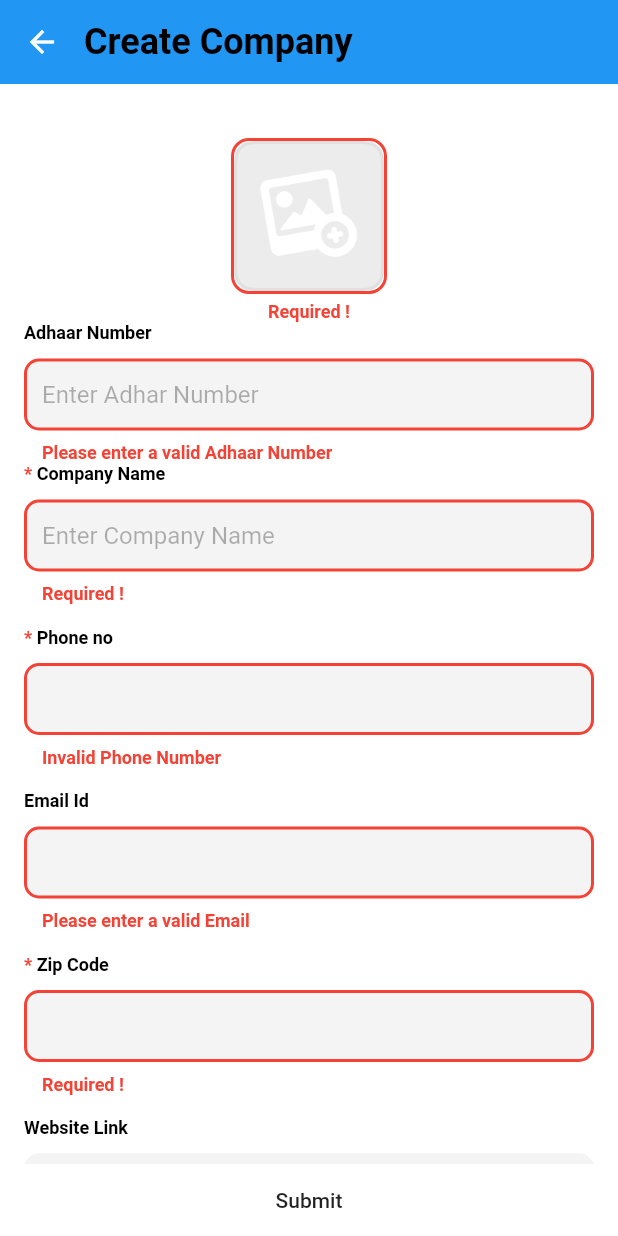
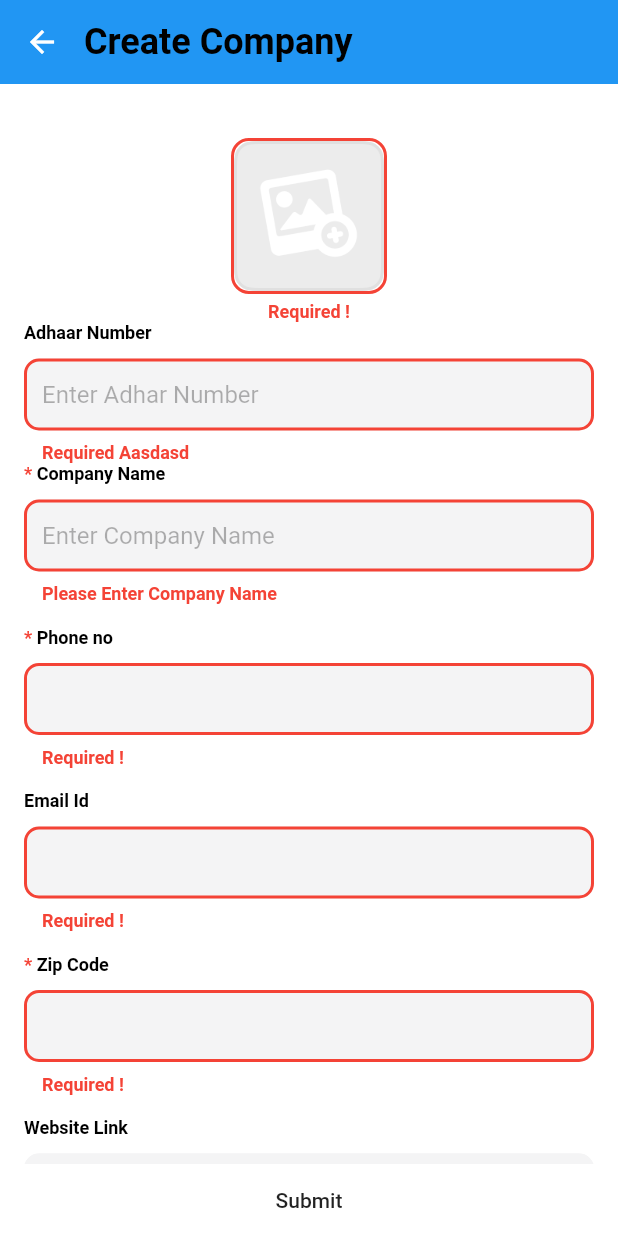
Before and after one commit to santhoshvgts/vgts_plugin, a Flutter app: the screen it shows after launch, after a tap on "Submit", on a phone screen of 412 x 824 dp. Run offline on Flutter 3.47's test engine with Material 2 defaults, Android fonts, the phone set to English and light mode, and no system bars; our stand-ins replace flutter_image_compress, get_it, image_picker, stacked.

Commit message:
Validation and Required Changes

```diff
--- a/example/lib/create_company_viewmodel.dart
+++ b/example/lib/create_company_viewmodel.dart
@@ -17,9 +17,11 @@ class CreateCompanyViewModel extends BaseViewModel {
   FormFieldController adhaarNumberController = FormFieldController(
       ValueKey("txtCompanyName"),
     inputFormatter: InputFormatter.adhaarNoFormatter,
-    validator: InputValidator.adhaarValidator
+    validator: (p1) {
+      return InputValidator.adhaarValidator(p1, requiredText: "Required Aasdasd");
+    }
   );
-  NameFormFieldController companyNameController = NameFormFieldController(ValueKey("txtCompanyName"));
+  NameFormFieldController companyNameController = NameFormFieldController(ValueKey("txtCompanyName"), requiredText: "Please Enter Company Name");
   NameFormFieldController fullNameController = NameFormFieldController(ValueKey("txtFullName"));
   PhoneFormFieldController phoneController = PhoneFormFieldController(ValueKey("txtPhone"));
   EmailFormFieldController emailController = EmailFormFieldController(ValueKey("txtEmail"), required: false);
--- a/lib/form/utils/form_field_controller.dart
+++ b/lib/form/utils/form_field_controller.dart
@@ -17,13 +17,15 @@ import 'package:vgts_plugin/form/utils/input_validator.dart';
 //
 class PhoneFormFieldController extends FormFieldController {
 
-  PhoneFormFieldController(Key fieldKey, { int maxLength = 10, bool required = true }) : super(fieldKey, maxLength: maxLength, required: required);
+  String? requiredText;
+
+  PhoneFormFieldController(Key fieldKey, { int maxLength = 10, bool required = true, this.requiredText }) : super(fieldKey, maxLength: maxLength, required: required);
 
   @override
   List<TextInputFormatter> get inputFormatter => InputFormatter.phoneNoFormatter;
 
   @override
-  String? Function(String? p1)? get validator => !this.required ? null : InputValidator.phoneValidator;
+  String? Function(String? p1)? get validator => !this.required ? null : (String? p1) => InputValidator.phoneValidator(p1, requiredText: requiredText);
 
   @override
   TextInputType get textInputType => TextInputType.number;
@@ -46,10 +48,12 @@ class PhoneFormFieldController extends FormFieldController {
 //
 class EmailFormFieldController extends FormFieldController {
 
-  EmailFormFieldController(Key fieldKey,  { bool required = true }) : super(fieldKey, required: required);
+  String? requiredText;
+
+  EmailFormFieldController(Key fieldKey,  { bool required = true,  this.requiredText  }) : super(fieldKey, required: required);
 
   @override
-  String? Function(String? p1)? get validator => InputValidator.emailValidator;
+  String? Function(String? p1)? get validator => (String? p1) => InputValidator.emailValidator(p1, requiredText: requiredText);
 
   @override
   TextInputType get textInputType => TextInputType.emailAddress;
@@ -91,10 +95,12 @@ class MultiLineFormFieldController extends FormFieldController {
 //
 class NameFormFieldController extends FormFieldController {
 
-  NameFormFieldController(Key fieldKey,  { bool required = true }) : super(fieldKey, required: required);
+  String? requiredText;
+
+  NameFormFieldController(Key fieldKey,  { bool required = true, this.requiredText }) : super(fieldKey, required: required);
 
   @override
-  String? Function(String? p1)? get validator => !this.required ? null : InputValidator.nameValidator;
+  String? Function(String? p1)? get validator => !this.required ? null : (String? p1) => InputValidator.nameValidator(p1, requiredText: requiredText);
 
   @override
   TextInputType get textInputType => TextInputType.name;
@@ -118,10 +124,12 @@ class NameFormFieldController extends FormFieldController {
 //
 class NumberFormFieldController extends FormFieldController {
 
-  NumberFormFieldController(Key fieldKey,  { bool required = false }) : super(fieldKey, required: required);
+  String? requiredText;
+
+  NumberFormFieldController(Key fieldKey,  { bool required = false, this.requiredText }) : super(fieldKey, required: required);
 
   @override
-  String? Function(String? p1)? get validator => !this.required ? null : InputValidator.numberValidator;
+  String? Function(String? p1)? get validator => !this.required ? null : (String? p1) => InputValidator.numberValidator(p1, requiredText: requiredText);
 
   @override
   TextInputType get textInputType => TextInputType.numberWithOptions(decimal: true);
@@ -145,14 +153,16 @@ class NumberFormFieldController extends FormFieldController {
 //
 class TextFormFieldController extends FormFieldController {
 
+  String? requiredText;
+
   TextInputType? inputType;
 
   TextCapitalization? textCapital;
 
-  TextFormFieldController(Key fieldKey,  { bool required = false, this.inputType, this.textCapital }) : super(fieldKey, required: required);
+  TextFormFieldController(Key fieldKey,  { bool required = false, this.inputType, this.textCapital, this.requiredText }) : super(fieldKey, required: required);
 
   @override
-  String? Function(String? p1)? get validator => !this.required ? null : super.validator;
+  String? Function(String? p1)? get validator => !this.required ? null : (String? p1) => InputValidator.emptyValidator(p1, requiredText: requiredText);
 
   @override
   TextInputType get textInputType => this.inputType??  TextInputType.text;
@@ -171,7 +181,7 @@ class FormFieldController {
 
   TextCapitalization textCapitalization = TextCapitalization.none;
 
-  String? Function(String?)? validator = InputValidator.emptyValidator;
+  String? Function(String?)? validator = (String? p1) => InputValidator.emptyValidator(p1,);
   List<TextInputFormatter> inputFormatter = InputFormatter.defaultFormatter;
 
   TextInputType textInputType;
@@ -199,7 +209,7 @@ class FormFieldController {
   FormFieldController(this.fieldKey, {
     this.textInputType = TextInputType.text,
     this.textCapitalization = TextCapitalization.none,
-    this.validator = InputValidator.emptyValidator,
+    this.validator,
     this.inputFormatter = const [],
     this.maxLength = 1000,
     this.minLines = 1,
--- a/lib/form/utils/input_validator.dart
+++ b/lib/form/utils/input_validator.dart
@@ -2,41 +2,44 @@
 
 class InputValidator {
 
-  static String? emptyValidator(String? value) {
-    if (value!.isEmpty)
-      return "Required !";
+  static String? emptyValidator(String? value, { String? requiredText }) {
+    if (value?.isEmpty != false)
+      return requiredText ?? "Required !";
 
     return null;
   }
 
-  static String? nameValidator(String? value) {
-    if (value == null)
-      return "Required";
+  static String? nameValidator(String? value, { String? requiredText }) {
+    if (value?.isEmpty != false)
+      return requiredText ?? "Required !";
 
-    if (value!.isEmpty)
-      return "Required !";
-
-    if (value.trim()!.length < 3)
+    if (value!.trim()!.length < 3)
       return "Name should be more than 3 letters";
 
     return null;
   }
 
-  static String? numberValidator(String? value) {
-    if (value!.isEmpty)
-      return "Required !";
+  static String? numberValidator(String? value, { String? requiredText }) {
+    if (value?.isEmpty != false)
+      return requiredText ?? "Required !";
 
     return null;
   }
 
-  static String? phoneValidator(String? value) {
+  static String? phoneValidator(String? value, { String? requiredText }) {
+    if (value?.isEmpty != false)
+      return requiredText ?? "Required !";
+
     if (value!.length < 10)
       return "Invalid Phone Number";
 
     return null;
   }
 
-  static String? emailValidator(String? value) {
+  static String? emailValidator(String? value, { String? requiredText }) {
+    if (value?.isEmpty != false)
+      return requiredText ?? "Required !";
+
     if (!RegExp(r"^[a-zA-Z0-9.!#$%&'*+/=?^_`{|}~-]+@[a-zA-Z0-9](?:[a-zA-Z0-9-]{0,253}[a-zA-Z0-9])?(?:\.[a-zA-Z0-9](?:[a-zA-Z0-9-]{0,253}[a-zA-Z0-9])?)*$").hasMatch(value!)) {
       return "Please enter a valid Email";
     }
@@ -44,7 +47,10 @@ class InputValidator {
     return null;
   }
 
-  static String? adhaarValidator(String? value) {
+  static String? adhaarValidator(String? value, { String? requiredText }) {
+    if (value?.isEmpty != false)
+      return requiredText ?? "Required !";
+
     if (!RegExp(r"[0-9]{4}[\\ ][0-9]{4}[\\ ][0-9]{4}$").hasMatch(value!)) {
       return "Please enter a valid Adhaar Number";
     }
```
Also changed, not shown: example/pubspec.lock.
